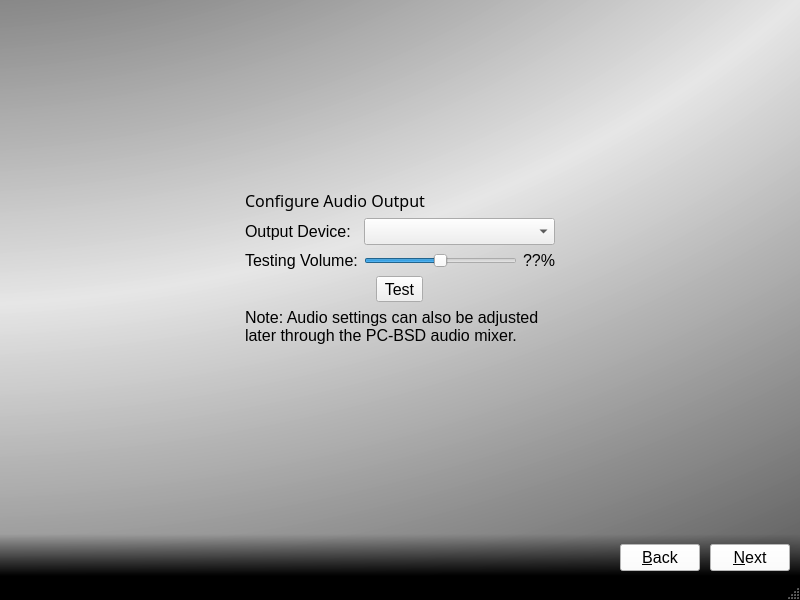
This is src-qt5/pc-firstbootgui/firstboot.ui in trueos/trueos-utils-qt5 as Qt 5 draws it before an edit. The edited form follows.
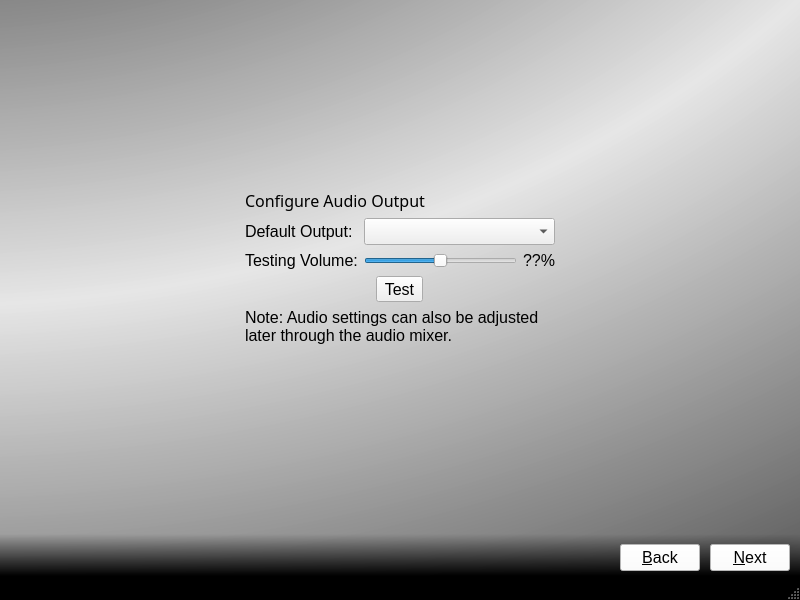
This is the edited form. The open tabs and pages were chosen to show the change. Icons and pictures are not drawn.

Commit message: Cleanup the firstboot UI a bit: 1) Fix the initial audio device selection 2) Scrub any references to PC-BSD in the UI.

```diff
--- a/src-qt5/pc-firstbootgui/firstboot.ui
+++ b/src-qt5/pc-firstbootgui/firstboot.ui
@@ -1215,7 +1215,7 @@
           <item row="0" column="0">
            <widget class="QLabel" name="label_29">
             <property name="text">
-             <string>Output Device:</string>
+             <string>Default Output:</string>
             </property>
            </widget>
           </item>
@@ -1309,7 +1309,7 @@
         <item row="4" column="1">
          <widget class="QLabel" name="label_28">
           <property name="text">
-           <string>Note: Audio settings can also be adjusted later through the PC-BSD audio mixer.</string>
+           <string>Note: Audio settings can also be adjusted later through the audio mixer.</string>
           </property>
           <property name="wordWrap">
            <bool>true</bool>
```
Left out of the diff: 4 changed lines with no effect on the pictures. The commit also changes 1 other file.
